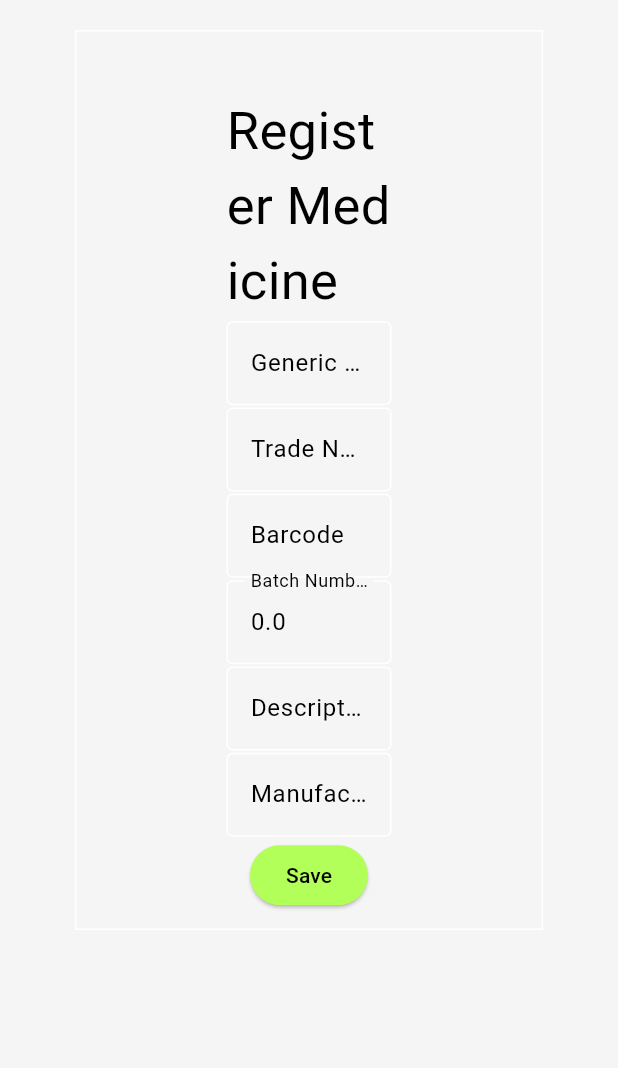
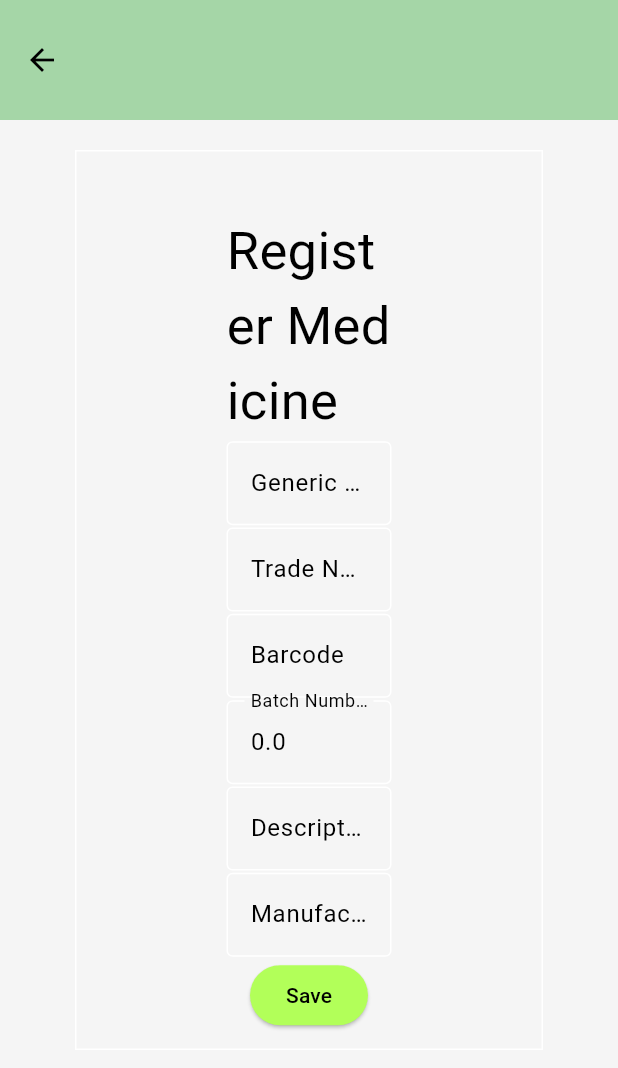
Before and after one commit to yousefi2002/Pharmacy-Management-System, a Flutter app: the MedicinesList screen opened directly, after a tap on "New", on a phone screen of 412 x 824 dp. Shown: the top 1068 px of the screen. Run offline on Flutter 3.47's test engine with Material 3 defaults, Android fonts, the phone set to English and light mode, and no system bars; our stand-ins replace device_info_plus, dropdown_button2, file_picker, shared_preferences, sqflite, sqflite_common_ffi; missing offline and left inert: searchbar_animation; accounts and stored records are empty; generated files the repository leaves out were written again.

Commit message:
changing files names

```diff
--- a/lib/screens/medicines List/medicine_register_page.dart
+++ b/lib/screens/medicines List/medicine_register_page.dart
@@ -54,6 +54,7 @@ class _MedicineRegisterPageState extends State<MedicineRegisterPage> {
   @override
   Widget build(BuildContext context) {
     return Scaffold(
+      appBar: AppBar(),
       body: SingleChildScrollView(
         child: Center(
           child: Padding(
--- a/lib/screens/medicines List/medicines List.dart
+++ b/lib/screens/medicines List/medicines List.dart
@@ -24,6 +24,7 @@ class _MedicinesListState extends State<MedicinesList> {
       Provider.of<MedicinesProvider>(context, listen: false).fetchMedicines();
     });
     return Scaffold(
+      appBar: AppBar(),
       body: Consumer<MedicinesProvider>(
         builder: ( context, value, child) {
           final data = value.medicines;
--- a/lib/screens/patient_regis_page/patients_List_page.dart
+++ b/lib/screens/patients_page/patients_List_page.dart
@@ -1,4 +1,4 @@
-import 'package:fargard_pharmacy_management_system/screens/patient_regis_page/patient_regis_page.dart';
+import 'package:fargard_pharmacy_management_system/screens/patients_page/patient_regis_page.dart';
 import 'package:flutter/material.dart';
 import 'package:flutter_gen/gen_l10n/app_localizations.dart';
 import 'package:provider/provider.dart';
--- a/lib/screens/reports_page.dart
+++ b/lib/screens/reports_page.dart
@@ -1,6 +1,6 @@
 import 'package:fargard_pharmacy_management_system/screens/purches_page/purchese_List_page.dart';
 import 'package:fargard_pharmacy_management_system/screens/roznamcha.dart';
-import 'package:fargard_pharmacy_management_system/screens/salse_page/salse_List_page.dart';
+import 'package:fargard_pharmacy_management_system/screens/sales_page/sales_List_page.dart';
 import 'package:flutter/material.dart';
 import 'package:flutter_gen/gen_l10n/app_localizations.dart';
 
--- a/lib/screens/salse_page/salse_List_page.dart
+++ b/lib/screens/sales_page/sales_List_page.dart
@@ -1,7 +1,7 @@
 import 'package:flutter/material.dart';
 import 'package:flutter_gen/gen_l10n/app_localizations.dart';
 
-import 'SalesPage.dart';
+import 'sales_page.dart';
 
 class Sales_List_page extends StatefulWidget {
   @override
```
Also changed, not shown: lib/screens/home_page.dart (+4 -4 lines), lib/screens/patients_page/patient_regis_page.dart (renamed from lib/screens/patient_regis_page/patient_regis_page.dart), lib/screens/sales_page/sales_page.dart (renamed from lib/screens/salse_page/SalesPage.dart), lib/screens/stock_page_of_medicine/stock_page_of_medicine.dart (renamed from lib/screens/Stock_page_of_medicine/Stock_page_of_medicine.dart).
